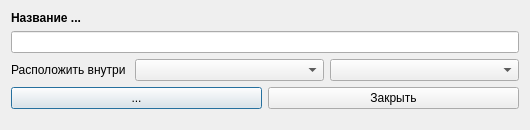
Old version of the form designer/nednodedialogwindow.ui in the repository Artemako/auto-exec-doc.
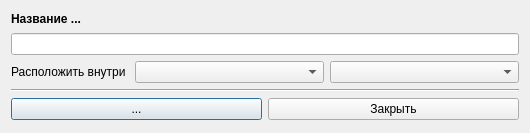
New version of the form. Icons and pictures are not drawn.

What changed in the file:
```diff
--- a/designer/nednodedialogwindow.ui
+++ b/designer/nednodedialogwindow.ui
@@ -7,13 +7,22 @@
     <x>0</x>
     <y>0</y>
     <width>530</width>
-    <height>130</height>
+    <height>133</height>
    </rect>
   </property>
+  <property name="maximumSize">
+   <size>
+    <width>16777215</width>
+    <height>133</height>
+   </size>
+  </property>
   <property name="windowTitle">
    <string>Dialog</string>
   </property>
   <layout class="QVBoxLayout" name="verticalLayout">
+   <property name="bottomMargin">
+    <number>9</number>
+   </property>
    <item>
     <widget class="QLabel" name="namenode">
      <property name="minimumSize">
@@ -66,6 +75,13 @@
      </item>
     </layout>
    </item>
+   <item>
+    <widget class="Line" name="line">
+     <property name="orientation">
+      <enum>Qt::Horizontal</enum>
+     </property>
+    </widget>
+   </item>
    <item>
     <layout class="QHBoxLayout" name="hl_addsaveclose">
      <item>
@@ -88,19 +104,6 @@
      </item>
     </layout>
    </item>
-   <item>
-    <spacer name="verticalSpacer">
-     <property name="orientation">
-      <enum>Qt::Vertical</enum>
-     </property>
-     <property name="sizeHint" stdset="0">
-      <size>
-       <width>20</width>
-       <height>40</height>
-      </size>
-     </property>
-    </spacer>
-   </item>
   </layout>
  </widget>
  <resources>
```
